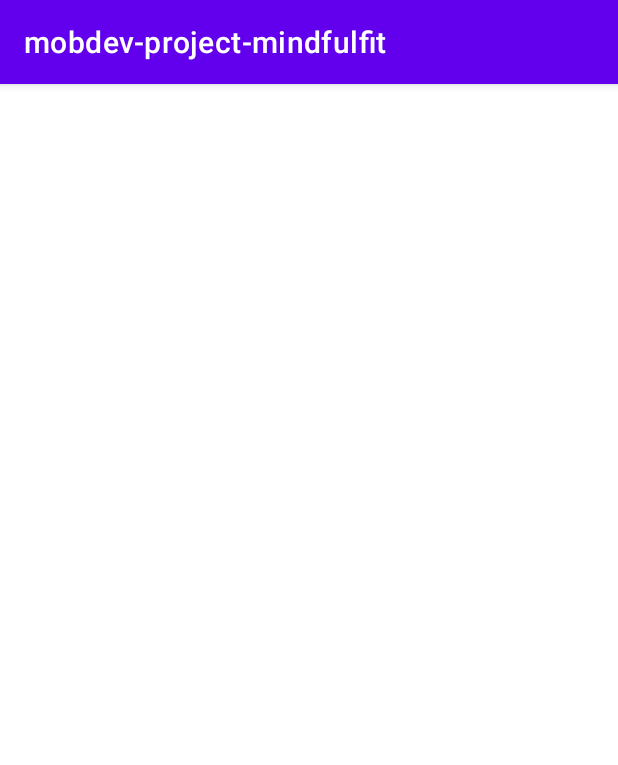
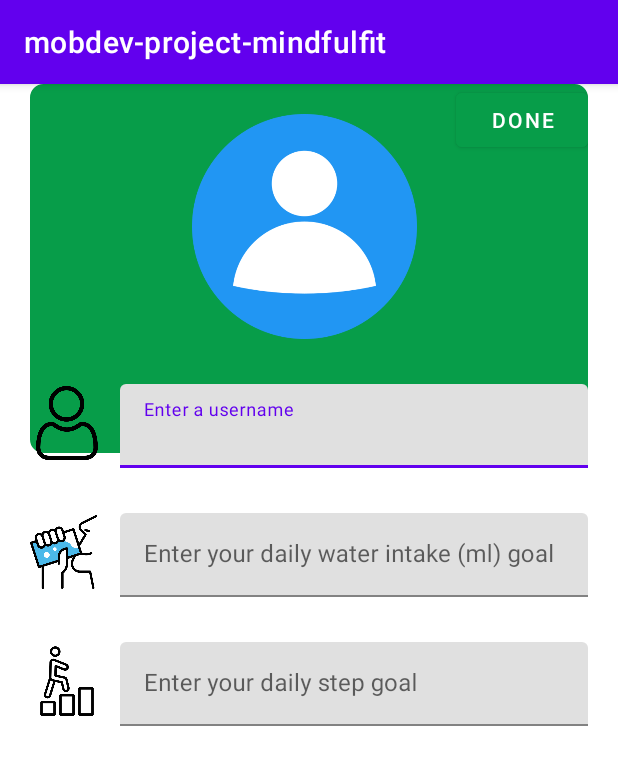
Before and after one commit to yeunnn/mobdev-mindfulfit, an Android app: the fragment ProfileSetupFragment shown on its own in the app's theme, on a phone screen of 412 x 824 dp. Shown: the top 765 px of the screen. Run offline under Robolectric (Android 15) with nearby library versions, the phone set to English and light mode, and no system bars.

Commit message:
Update fragment_profile_setup.xml

```diff
--- a/app/src/main/res/layout/fragment_profile_setup.xml
+++ b/app/src/main/res/layout/fragment_profile_setup.xml
@@ -1,6 +1,112 @@
 <?xml version="1.0" encoding="utf-8"?>
 <androidx.constraintlayout.widget.ConstraintLayout xmlns:android="http://schemas.android.com/apk/res/android"
+    xmlns:app="http://schemas.android.com/apk/res-auto"
+    xmlns:tools="http://schemas.android.com/tools"
     android:layout_width="match_parent"
-    android:layout_height="match_parent">
+    android:layout_height="match_parent"
+    android:layout_marginLeft="20dp"
+    android:layout_marginRight="20dp">
+
+    <ImageView
+        android:id="@+id/imageView3"
+        android:layout_width="match_parent"
+        android:layout_height="246dp"
+        app:srcCompat="@drawable/green_rectangle_background"
+        tools:layout_editor_absoluteX="-2dp"
+        tools:layout_editor_absoluteY="-63dp" />
+
+    <ImageView
+        android:id="@+id/user_avatar"
+        android:layout_width="150dp"
+        android:layout_height="150dp"
+        android:layout_marginStart="108dp"
+        android:layout_marginTop="20dp"
+        app:layout_constraintStart_toStartOf="parent"
+        app:layout_constraintTop_toTopOf="parent"
+        app:srcCompat="@drawable/user_avatar"
+        android:layout_marginBottom="50dp"/>
+
+    <ImageView
+        android:id="@+id/username_icon"
+        android:layout_width="49dp"
+        android:layout_height="52dp"
+        app:srcCompat="@drawable/username_icon"
+        app:layout_constraintStart_toStartOf="parent"
+        app:layout_constraintTop_toBottomOf="@id/user_avatar"
+        android:layout_marginTop="30dp"/>
+
+    <com.google.android.material.textfield.TextInputLayout
+        android:id="@+id/username_input"
+        android:layout_width="match_parent"
+        android:layout_height="wrap_content"
+        app:layout_constraintStart_toEndOf="parent"
+        app:layout_constraintTop_toBottomOf="@id/user_avatar">
+
+        <com.google.android.material.textfield.TextInputEditText
+            android:layout_width="match_parent"
+            android:layout_height="wrap_content"
+            android:layout_marginLeft="60dp"
+            android:layout_marginTop="30dp"
+            android:hint="Enter a username" />
+    </com.google.android.material.textfield.TextInputLayout>
+
+    <ImageView
+        android:id="@+id/water_icon"
+        android:layout_width="49dp"
+        android:layout_height="60dp"
+        app:srcCompat="@drawable/water_icon"
+        app:layout_constraintStart_toStartOf="parent"
+        app:layout_constraintTop_toBottomOf="@id/username_icon"
+        android:layout_marginTop="30dp"/>
+
+    <com.google.android.material.textfield.TextInputLayout
+        android:id="@+id/water_intake_input"
+        android:layout_width="match_parent"
+        android:layout_height="wrap_content"
+        app:layout_constraintStart_toEndOf="@id/water_icon"
+        app:layout_constraintTop_toBottomOf="@id/username_input">
+
+        <com.google.android.material.textfield.TextInputEditText
+            android:layout_width="match_parent"
+            android:layout_height="wrap_content"
+            android:layout_marginLeft="60dp"
+            android:layout_marginTop="30dp"
+            android:hint="Enter your daily water intake (ml) goal" />
+        </com.google.android.material.textfield.TextInputLayout>
+
+    <ImageView
+        android:id="@+id/step_goal_icon"
+        android:layout_width="49dp"
+        android:layout_height="52dp"
+        app:srcCompat="@drawable/step_goal_icon"
+        app:layout_constraintStart_toStartOf="parent"
+        app:layout_constraintTop_toBottomOf="@id/water_icon"
+        android:layout_marginTop="30dp"/>
+
+    <com.google.android.material.textfield.TextInputLayout
+        android:id="@+id/step_goal_input"
+        android:layout_width="match_parent"
+        android:layout_height="wrap_content"
+        app:layout_constraintStart_toEndOf="parent"
+        app:layout_constraintTop_toBottomOf="@id/water_intake_input">
+
+        <com.google.android.material.textfield.TextInputEditText
+            android:layout_width="match_parent"
+            android:layout_height="wrap_content"
+            android:layout_marginLeft="60dp"
+            android:layout_marginTop="30dp"
+            android:hint="Enter your daily step goal" />
+    </com.google.android.material.textfield.TextInputLayout>
+
+    <Button
+        android:id="@+id/button"
+        android:layout_width="wrap_content"
+        android:layout_height="wrap_content"
+        android:text="Done"
+        tools:layout_editor_absoluteX="283dp"
+        tools:layout_editor_absoluteY="471dp"
+        android:backgroundTint="@color/green"
+        app:layout_constraintEnd_toEndOf="parent" />
+
 
 </androidx.constraintlayout.widget.ConstraintLayout>
```
